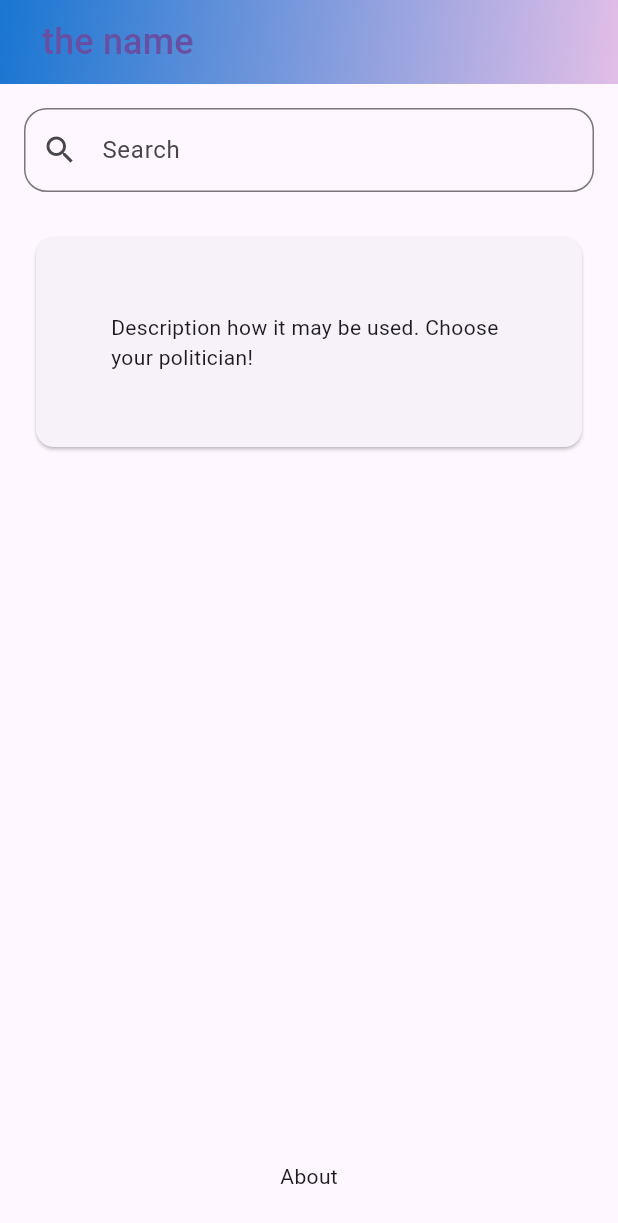
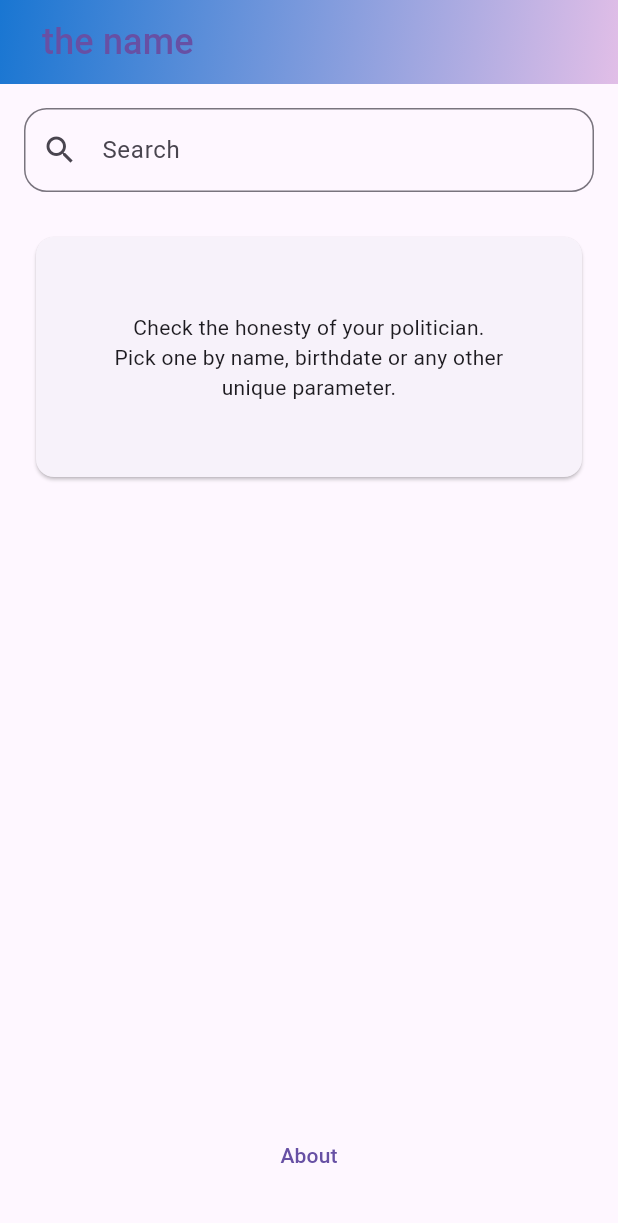
Before and after one commit to cmmttd/check-app, a Flutter app: the screen it shows after launch, on a phone screen of 412 x 824 dp. Shown: the top 1223 px of the screen. Run offline on Flutter 3.47's test engine with Material 3 defaults, Android fonts, the phone set to English and light mode, and no system bars; our stand-ins replace expansion_tile_card.

Commit message:
#16 Init About section (#30)

```diff
--- a/frontend/lib/main.dart
+++ b/frontend/lib/main.dart
@@ -1,6 +1,7 @@
 import 'package:check_app/interaction/search_bar_custom.dart';
 import 'package:check_app/interaction/title_text_button.dart';
 import 'package:flutter/material.dart';
+import 'package:url_launcher/url_launcher_string.dart';
 
 void main() {
   runApp(const CheckApp());
@@ -53,12 +54,33 @@ class CredentialsArea extends StatelessWidget {
 
   @override
   Widget build(BuildContext context) {
-    return const Expanded(
+    return Expanded(
         child: Padding(
             padding: EdgeInsets.fromLTRB(10, 10, 10, 30),
             child: Align(
               alignment: Alignment.bottomCenter,
-              child: Text("About"),
+              child: TextButton(
+                onPressed: () => showDialog<String>(
+                  context: context,
+                  builder: (BuildContext context) => AlertDialog(
+                    title: const Text('About'),
+                    content: const Text(
+                        'The website is developed using Flutter and Spring, deployed on GCP and uses OpenAI GPT4 as a data source.\n'
+                        'If you found the page useful, please feel free to help me with motivation and pay for hosting/api usage.'),
+                    actions: <Widget>[
+                      Align(
+                        alignment: Alignment.center,
+                        child: ElevatedButton(
+                          child: const Text('PayPal'),
+                          onPressed: () => launchUrlString('https://paypal.me/belogrudovw'),
+                          autofocus: true,
+                        ),
+                      )
+                    ],
+                  ),
+                ),
+                child: const Text('About'),
+              ),
             )));
   }
 }
@@ -77,7 +99,13 @@ class DescriptionCard extends StatelessWidget {
             child: Align(
                 alignment: Alignment.center,
                 child: Card(
-                  child: Padding(padding: EdgeInsets.all(50), child: Text("Description how it may be used. Choose your politician!")),
+                  child: Padding(
+                      padding: EdgeInsets.all(50),
+                      child: Text(
+                        "Check the honesty of your politician.\n"
+                        "Pick one by name, birthdate or any other unique parameter.",
+                        textAlign: TextAlign.center,
+                      )),
                 ))));
   }
 }
--- a/frontend/pubspec.yaml
+++ b/frontend/pubspec.yaml
@@ -19,6 +19,7 @@ dependencies:
   parallax_animation: ^0.0.3
   http: ^1.2.1
   expansion_tile_card: ^3.0.0
+  url_launcher: ^6.3.1
 
 dev_dependencies:
   flutter_test:
```
